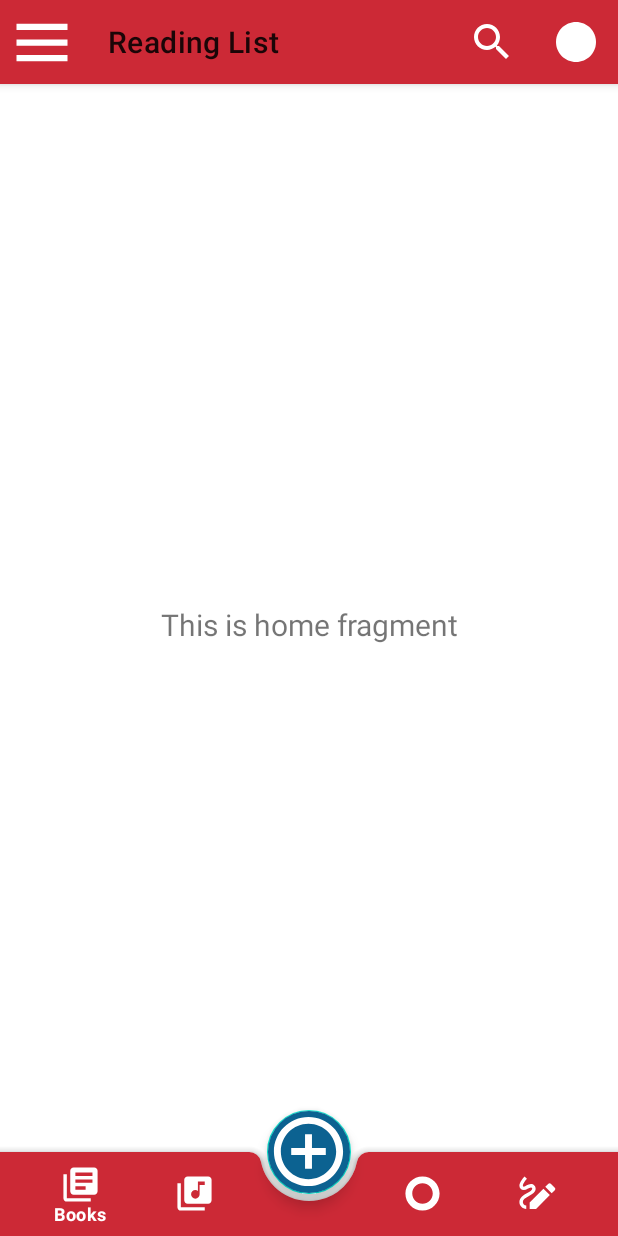
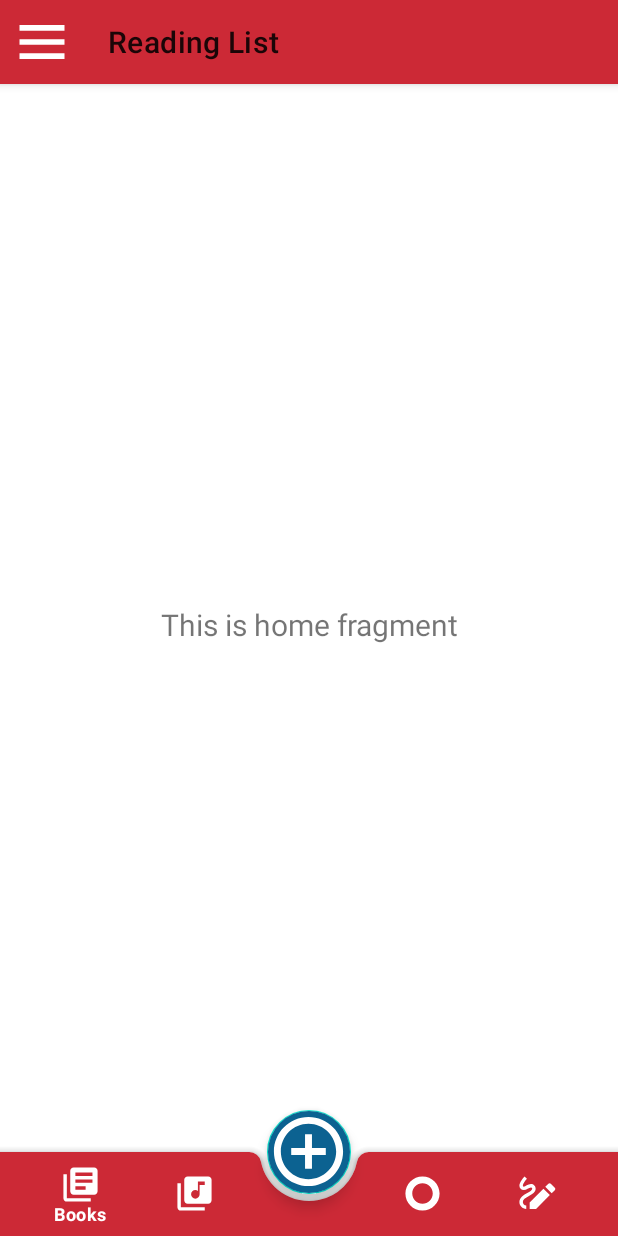
Before and after one commit to Ignema/Leafter, an Android app: the screen it shows after launch (MainActivity), on a phone screen of 412 x 824 dp. Run offline under Robolectric (Android 15) with nearby library versions, the phone set to English and light mode, and no system bars; our stand-ins replace navigation-ui.

Commit message:
working on nav drawer

```diff
--- a/app/build.gradle
+++ b/app/build.gradle
@@ -41,4 +41,5 @@ dependencies {
     testImplementation 'junit:junit:4.+'
     androidTestImplementation 'androidx.test.ext:junit:1.1.2'
     androidTestImplementation 'androidx.test.espresso:espresso-core:3.3.0'
+    implementation 'androidx.cardview:cardview:1.0.0'
 }
--- a/app/src/main/java/com/android/leafter/MainActivity.java
+++ b/app/src/main/java/com/android/leafter/MainActivity.java
@@ -1,10 +1,15 @@
 package com.android.leafter;
 
 import android.os.Bundle;
+import android.view.View;
 
 import com.google.android.material.bottomnavigation.BottomNavigationView;
 
+import androidx.appcompat.app.ActionBarDrawerToggle;
 import androidx.appcompat.app.AppCompatActivity;
+import androidx.appcompat.widget.Toolbar;
+import androidx.core.view.GravityCompat;
+import androidx.drawerlayout.widget.DrawerLayout;
 import androidx.navigation.NavController;
 import androidx.navigation.Navigation;
 import androidx.navigation.ui.AppBarConfiguration;
@@ -12,23 +17,52 @@ import androidx.navigation.ui.NavigationUI;
 
 public class MainActivity extends AppCompatActivity {
 
+    private DrawerLayout drawer;
+
     @Override
     protected void onCreate(Bundle savedInstanceState) {
         super.onCreate(savedInstanceState);
-        getSupportActionBar().hide();
+//        getSupportActionBar().hide();
         setContentView(R.layout.activity_main);
 
         BottomNavigationView navView = findViewById(R.id.bottomNavigationView);
-//        bnv.getMenu().getItem(2).setEnabled(false);
+//        bnv.getMenu().getItem(2).setEnabled(false); // to disable the placeholder item
 
         AppBarConfiguration appBarConfiguration = new AppBarConfiguration.Builder(
                 R.id.miHome, R.id.miMusic, R.id.miCatalogue)
                 .build();
         NavController navController = Navigation.findNavController(this, R.id.nav_host_fragment);
-        NavigationUI.setupActionBarWithNavController(this, navController, appBarConfiguration);
+//        NavigationUI.setupActionBarWithNavController(this, navController, appBarConfiguration);
         NavigationUI.setupWithNavController(navView, navController);
 
+        Toolbar toolbar = findViewById(R.id.topToolbar);
+        setSupportActionBar(toolbar);
+
+        drawer = findViewById(R.id.drawerLayout);
+        ActionBarDrawerToggle toggle = new ActionBarDrawerToggle(this, drawer, toolbar,
+                R.string.navigation_drawer_open, R.string.navigation_drawer_close);
+
+        toggle.setDrawerIndicatorEnabled(false);
+        toggle.setHomeAsUpIndicator(R.drawable.ic_menu);
+
+        toggle.setToolbarNavigationClickListener(new View.OnClickListener() {
+            @Override
+            public void onClick(View view) {
+                drawer.openDrawer(GravityCompat.START);
+            }
+        });
+
+
+        drawer.addDrawerListener(toggle);
+        toggle.syncState();
     }
 
-
+    @Override
+    public void onBackPressed() {
+        if (drawer.isDrawerOpen(GravityCompat.START)) {
+            drawer.closeDrawer(GravityCompat.START);
+        } else {
+            super.onBackPressed();
+        }
+    }
 }
--- /dev/null
+++ b/app/src/main/res/drawable/ic_info.xml
@@ -0,0 +1,10 @@
+<vector xmlns:android="http://schemas.android.com/apk/res/android"
+    android:width="24dp"
+    android:height="24dp"
+    android:viewportWidth="24"
+    android:viewportHeight="24"
+    android:tint="?attr/colorControlNormal">
+  <path
+      android:fillColor="@android:color/white"
+      android:pathData="M12,2C6.48,2 2,6.48 2,12s4.48,10 10,10 10,-4.48 10,-10S17.52,2 12,2zM13,17h-2v-6h2v6zM13,9h-2L11,7h2v2z"/>
+</vector>
--- /dev/null
+++ b/app/src/main/res/drawable/ic_logout.xml
@@ -0,0 +1,11 @@
+<vector xmlns:android="http://schemas.android.com/apk/res/android"
+    android:width="24dp"
+    android:height="24dp"
+    android:viewportWidth="24"
+    android:viewportHeight="24"
+    android:tint="?attr/colorControlNormal"
+    android:autoMirrored="true">
+  <path
+      android:fillColor="@android:color/white"
+      android:pathData="M17,7l-1.41,1.41L18.17,11H8v2h10.17l-2.58,2.58L17,17l5,-5zM4,5h8V3H4c-1.1,0 -2,0.9 -2,2v14c0,1.1 0.9,2 2,2h8v-2H4V5z"/>
+</vector>
--- a/app/src/main/res/drawable/ic_menu.xml
+++ b/app/src/main/res/drawable/ic_menu.xml
@@ -1,6 +1,6 @@
 <vector xmlns:android="http://schemas.android.com/apk/res/android"
-    android:width="45dp"
-    android:height="50dp"
+    android:width="40dp"
+    android:height="45dp"
     android:viewportWidth="24"
     android:viewportHeight="24">
   <path
--- /dev/null
+++ b/app/src/main/res/drawable/ic_settings.xml
@@ -0,0 +1,10 @@
+<vector xmlns:android="http://schemas.android.com/apk/res/android"
+    android:width="24dp"
+    android:height="24dp"
+    android:viewportWidth="24"
+    android:viewportHeight="24"
+    android:tint="?attr/colorControlNormal">
+  <path
+      android:fillColor="@android:color/white"
+      android:pathData="M19.14,12.94c0.04,-0.3 0.06,-0.61 0.06,-0.94c0,-0.32 -0.02,-0.64 -0.07,-0.94l2.03,-1.58c0.18,-0.14 0.23,-0.41 0.12,-0.61l-1.92,-3.32c-0.12,-0.22 -0.37,-0.29 -0.59,-0.22l-2.39,0.96c-0.5,-0.38 -1.03,-0.7 -1.62,-0.94L14.4,2.81c-0.04,-0.24 -0.24,-0.41 -0.48,-0.41h-3.84c-0.24,0 -0.43,0.17 -0.47,0.41L9.25,5.35C8.66,5.59 8.12,5.92 7.63,6.29L5.24,5.33c-0.22,-0.08 -0.47,0 -0.59,0.22L2.74,8.87C2.62,9.08 2.66,9.34 2.86,9.48l2.03,1.58C4.84,11.36 4.8,11.69 4.8,12s0.02,0.64 0.07,0.94l-2.03,1.58c-0.18,0.14 -0.23,0.41 -0.12,0.61l1.92,3.32c0.12,0.22 0.37,0.29 0.59,0.22l2.39,-0.96c0.5,0.38 1.03,0.7 1.62,0.94l0.36,2.54c0.05,0.24 0.24,0.41 0.48,0.41h3.84c0.24,0 0.44,-0.17 0.47,-0.41l0.36,-2.54c0.59,-0.24 1.13,-0.56 1.62,-0.94l2.39,0.96c0.22,0.08 0.47,0 0.59,-0.22l1.92,-3.32c0.12,-0.22 0.07,-0.47 -0.12,-0.61L19.14,12.94zM12,15.6c-1.98,0 -3.6,-1.62 -3.6,-3.6s1.62,-3.6 3.6,-3.6s3.6,1.62 3.6,3.6S13.98,15.6 12,15.6z"/>
+</vector>
--- a/app/src/main/res/layout/activity_main.xml
+++ b/app/src/main/res/layout/activity_main.xml
@@ -1,7 +1,15 @@
 <?xml version="1.0" encoding="utf-8"?>
-<androidx.coordinatorlayout.widget.CoordinatorLayout xmlns:android="http://schemas.android.com/apk/res/android"
+<androidx.drawerlayout.widget.DrawerLayout
+    xmlns:android="http://schemas.android.com/apk/res/android"
     xmlns:app="http://schemas.android.com/apk/res-auto"
     xmlns:tools="http://schemas.android.com/tools"
+    android:id="@+id/drawerLayout"
+    android:layout_width="match_parent"
+    android:layout_height="match_parent"
+    tools:context=".MainActivity"
+    >
+
+    <androidx.coordinatorlayout.widget.CoordinatorLayout
         android:layout_width="match_parent"
         android:layout_height="match_parent"
         android:background="@color/white"
@@ -10,21 +18,16 @@
         <com.google.android.material.appbar.AppBarLayout
             android:id="@+id/AppBarLayout"
             android:layout_width="match_parent"
-        android:layout_height="wrap_content"
-        android:background="@color/primary">
+            android:layout_height="wrap_content">
 
             <com.google.android.material.appbar.MaterialToolbar
                 android:id="@+id/topToolbar"
                 android:layout_width="match_parent"
                 android:layout_height="?attr/actionBarSize"
+                android:background="@color/primary"
                 app:menu="@menu/top_nav_menu"
-            app:navigationIcon="@drawable/ic_menu"
-
                 app:title="Reading List"
-
-
                 />
-
 
         </com.google.android.material.appbar.AppBarLayout>
 
@@ -73,5 +76,18 @@
             app:layout_constraintRight_toRightOf="parent"
             app:layout_constraintTop_toTopOf="parent"
             app:navGraph="@navigation/mobile_navigation" />
+    </androidx.coordinatorlayout.widget.CoordinatorLayout>
 
-</androidx.coordinatorlayout.widget.CoordinatorLayout>
+    <com.google.android.material.navigation.NavigationView
+        android:layout_width="wrap_content"
+        android:layout_height="match_parent"
+        app:headerLayout="@layout/sidebar_header"
+        app:menu="@menu/nav_drawer_menu"
+        android:layout_gravity = "start"
+        android:fitsSystemWindows="true"
+        android:backgroundTint="@color/primary"
+
+
+        >
+    </com.google.android.material.navigation.NavigationView>
+</androidx.drawerlayout.widget.DrawerLayout>
--- /dev/null
+++ b/app/src/main/res/layout/sidebar_header.xml
@@ -0,0 +1,26 @@
+<?xml version="1.0" encoding="utf-8"?>
+<LinearLayout xmlns:android="http://schemas.android.com/apk/res/android"
+    xmlns:app="http://schemas.android.com/apk/res-auto"
+    android:layout_width="match_parent"
+    android:layout_height="186dp"
+    android:background="@color/primary"
+    android:orientation="vertical"
+    android:padding="16dp"
+    android:theme="@style/ThemeOverlay.AppCompat.Dark">
+
+    <ImageView
+        android:id="@+id/profile_pic"
+        android:layout_width="120dp"
+        android:layout_height="100dp"
+        android:layout_gravity="center_horizontal"
+        android:src="@drawable/profile_pic" />
+    <TextView
+        android:layout_width="wrap_content"
+        android:layout_height="wrap_content"
+        android:padding="6dp"
+        android:layout_marginTop="6dp"
+        android:layout_gravity="center_horizontal"
+        android:text="Welcome User"
+        android:textSize="25dp"/>
+
+</LinearLayout>
--- /dev/null
+++ b/app/src/main/res/menu/nav_drawer_menu.xml
@@ -0,0 +1,24 @@
+<?xml version="1.0" encoding="utf-8"?>
+<menu xmlns:android="http://schemas.android.com/apk/res/android">
+    <group android:checkableBehavior="single">
+        <item
+            android:id="@+id/about"
+            android:icon="@drawable/ic_info"
+            android:title="About Us" />
+
+        <item
+            android:id="@+id/setting"
+            android:icon="@drawable/ic_settings"
+            android:title="Settings" />
+    </group>
+
+    <item android:title="Loggin "
+        android:iconTint="@color/white">
+        <menu>
+            <item
+                android:id="@+id/log_out"
+                android:icon="@drawable/ic_logout"
+                android:title="Log out" />
+        </menu>
+    </item>
+</menu>
--- a/app/src/main/res/values-night/themes.xml
+++ b/app/src/main/res/values-night/themes.xml
@@ -12,5 +12,11 @@
         <!-- Status bar color. -->
         <item name="android:statusBarColor" tools:targetApi="l">?attr/colorPrimaryVariant</item>
         <!-- Customize your theme here. -->
+        <item name="windowActionBar">false</item>
+        <item name="windowNoTitle">true</item>
+    </style>
+    <style name="circleImageView" parent="">
+        <item name="cornerFamily">rounded</item>
+        <item name="cornerSize">50%</item>
     </style>
 </resources>
--- a/app/src/main/res/values/strings.xml
+++ b/app/src/main/res/values/strings.xml
@@ -3,4 +3,6 @@
     <string name="title_home">Home</string>
     <string name="title_dashboard">Dashboard</string>
     <string name="title_notifications">Notifications</string>
+    <string name="navigation_drawer_open">Open Navigation drawer</string>
+    <string name="navigation_drawer_close">Close Navigation drawer</string>
 </resources>
--- a/app/src/main/res/values/themes.xml
+++ b/app/src/main/res/values/themes.xml
@@ -11,6 +11,12 @@
         <item name="colorOnSecondary">@color/black</item>
         <!-- Status bar color. -->
         <item name="android:statusBarColor" tools:targetApi="l">?attr/colorPrimaryVariant</item>
+        <item name="windowActionBar">false</item>
+        <item name="windowNoTitle">true</item>
         <!-- Customize your theme here. -->
     </style>
+    <style name="circleImageView" parent="">
+        <item name="cornerFamily">rounded</item>
+        <item name="cornerSize">50%</item>
+    </style>
 </resources>
```
Also changed, not shown: app/src/main/res/drawable-v24/profile_pic.jpg (added). Lines whose indentation alone changed are shown as unchanged.
